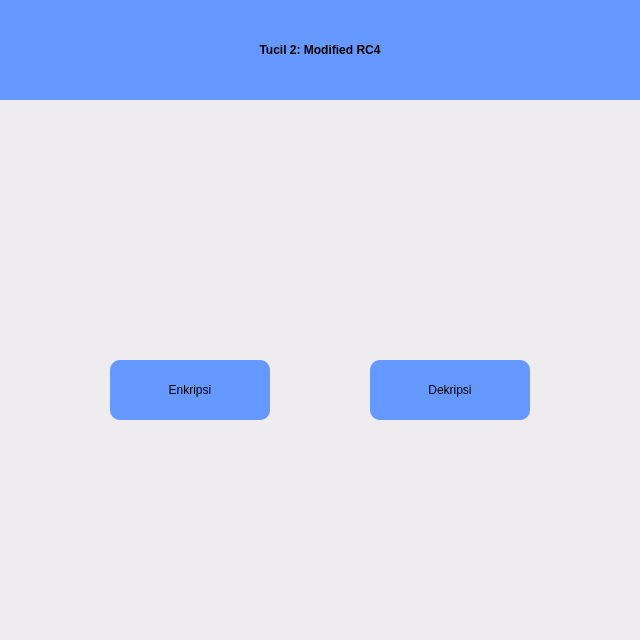
Above: UI/main.ui from fruttz/tucil2-kriptokoding-18219086-18219008 before the change. Below: the same form after it.
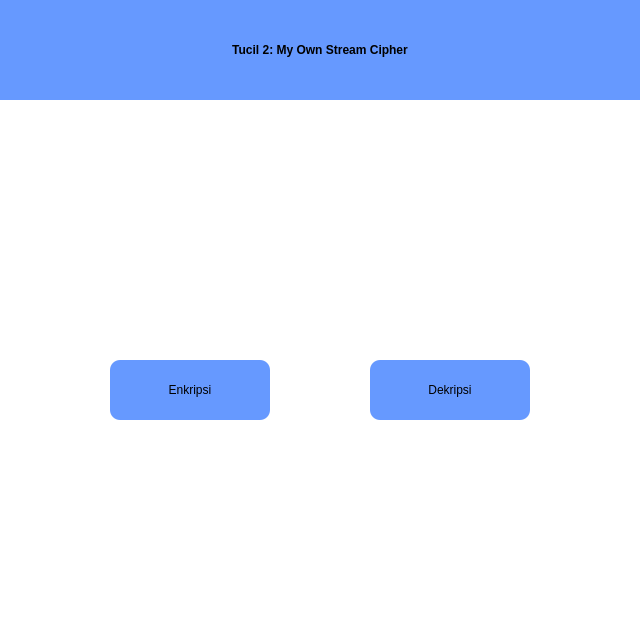
That is the form after the change.

Commit message: ganti bg UI

The edit to the form file:
```diff
--- a/UI/main.ui
+++ b/UI/main.ui
@@ -14,7 +14,7 @@
 			<string>Widget</string>
 		</property>
 		<property name="styleSheet">
-			<string notr="true">background-color: rgb(238, 236, 239);</string>
+			<string notr="true">background-color: rgb(255, 255, 255);</string>
 		</property>
 		<widget class="QWidget" name="widget1" native="true">
 			<property name="geometry">
@@ -47,7 +47,7 @@
 </string>
 				</property>
 				<property name="text">
-					<string>Tucil 2: Modified RC4</string>
+					<string>Tucil 2: My Own Stream Cipher</string>
 				</property>
 				<property name="alignment">
 					<set>Qt::AlignCenter</set>
```
Left out of the diff: 4 changed lines with no effect on the pictures. The commit also changes 4 other files.
